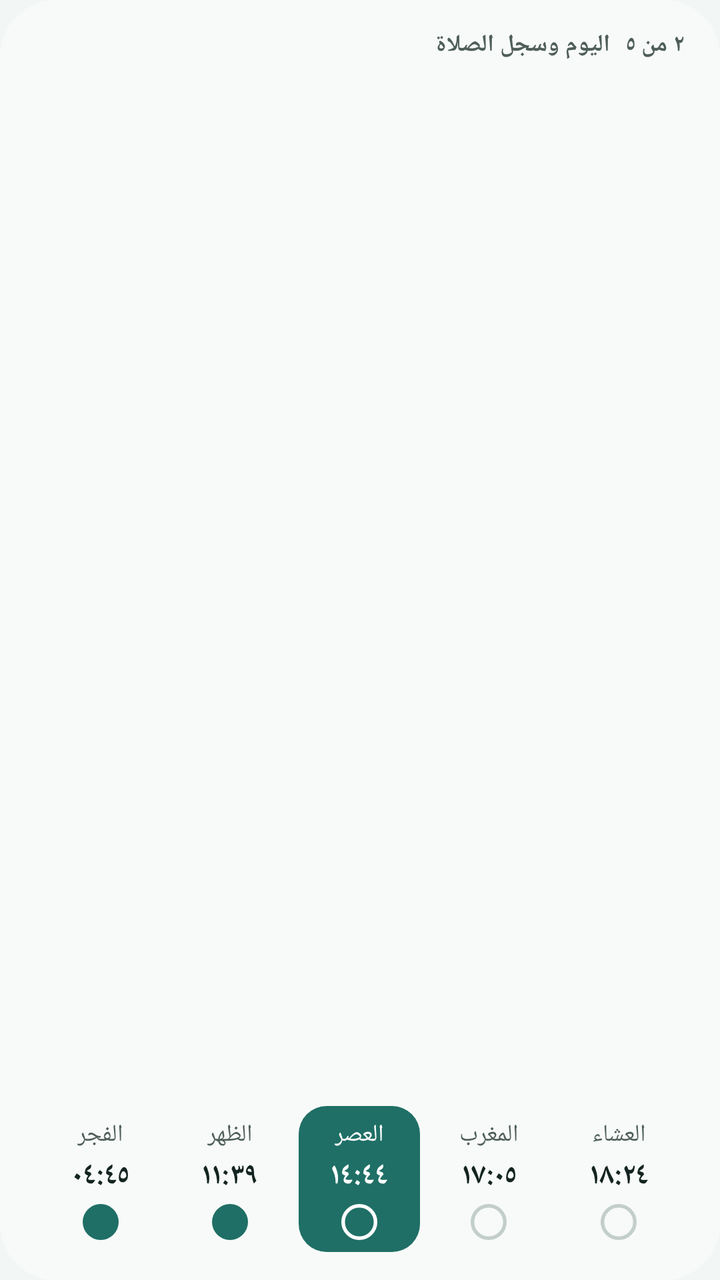
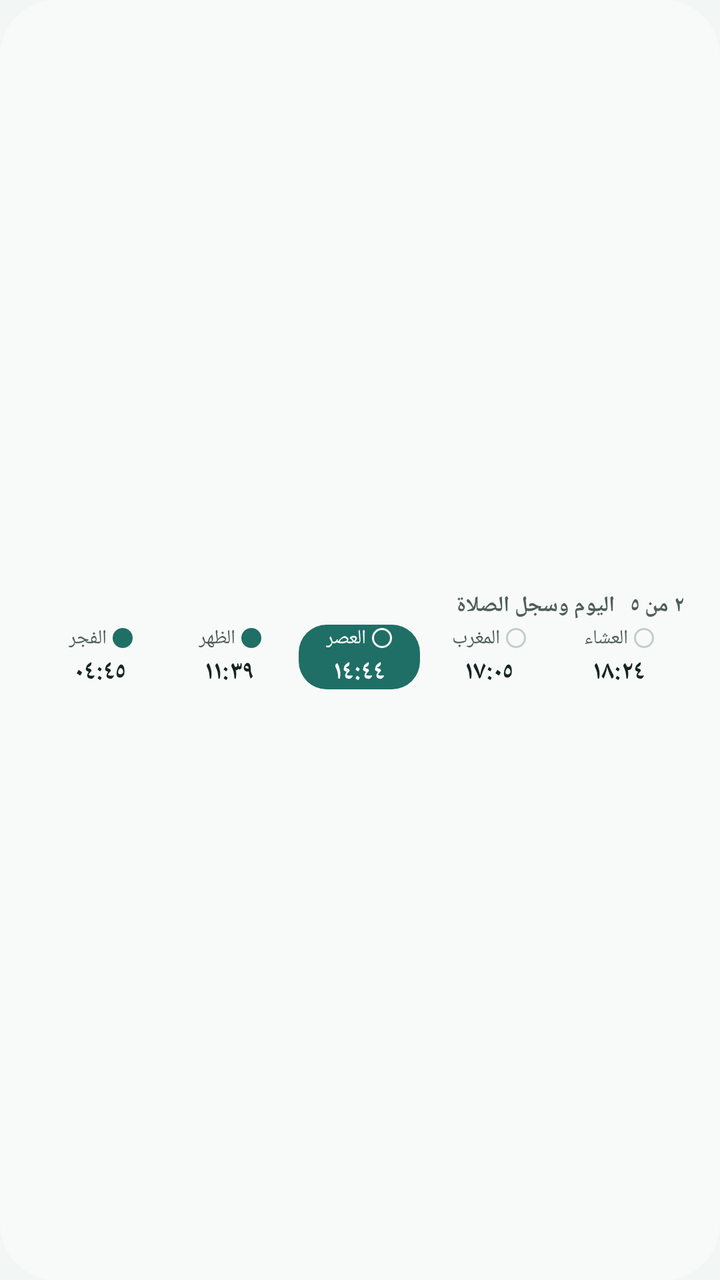

Before-and-after screenshots of an Android layout around one commit, followed by the original layout XML and the change that was made.
<!-- AndroidManifest.xml: application theme Theme.Mawaqeet -->
<!-- res/layout/widget_preview_today_log.xml -->
<?xml version="1.0" encoding="utf-8"?>
<LinearLayout xmlns:android="http://schemas.android.com/apk/res/android"
    android:layout_width="match_parent"
    android:layout_height="match_parent"
    android:background="@drawable/widget_background"
    android:backgroundTint="@color/widget_background"
    android:gravity="top"
    android:orientation="vertical"
    android:paddingHorizontal="18dp"
    android:paddingVertical="14dp">

    <LinearLayout
        android:layout_width="match_parent"
        android:layout_height="wrap_content"
        android:orientation="horizontal">

        <TextView
            android:layout_width="0dp"
            android:layout_height="wrap_content"
            android:layout_weight="1"
            android:ellipsize="end"
            android:maxLines="1"
            android:text="@string/widget_today_log"
            android:textColor="@color/widget_text_muted"
            android:textSize="12sp"
            android:textStyle="bold" />

        <TextView
            android:layout_width="wrap_content"
            android:layout_height="wrap_content"
            android:maxLines="1"
            android:text="@string/widget_preview_today_count"
            android:textColor="@color/widget_text_muted"
            android:textSize="12sp"
            android:textStyle="bold"
                android:layout_marginStart="8dp" />
    </LinearLayout>

    <LinearLayout
        android:layout_width="match_parent"
        android:layout_height="0dp"
        android:layout_weight="1"
        android:gravity="bottom"
        android:orientation="horizontal">

        <LinearLayout
            android:layout_width="0dp"
            android:layout_height="wrap_content"
            android:layout_marginHorizontal="2dp"
            android:layout_weight="1"
            android:gravity="center"
            android:orientation="vertical"
            android:paddingVertical="6dp">

            <TextView
                android:layout_width="wrap_content"
                android:layout_height="wrap_content"
                android:maxLines="1"
                android:text="@string/prayer_fajr"
                android:textColor="@color/widget_text_muted"
                android:textSize="12sp" />

            <TextView
                android:layout_width="wrap_content"
                android:layout_height="wrap_content"
                android:maxLines="1"
                android:text="@string/widget_preview_fajr_time"
                android:textColor="@color/widget_text"
                android:textSize="15sp"
                android:textStyle="bold"
                android:layout_marginTop="2dp" />

            <ImageView
                android:layout_width="18dp"
                android:layout_height="18dp"
                android:importantForAccessibility="no"
                android:src="@drawable/widget_dot_prayed"
                android:tint="@color/widget_accent"
                android:tintMode="src_in"
                android:layout_marginTop="4dp" />
        </LinearLayout>

        <LinearLayout
            android:layout_width="0dp"
            android:layout_height="wrap_content"
            android:layout_marginHorizontal="2dp"
            android:layout_weight="1"
            android:gravity="center"
            android:orientation="vertical"
            android:paddingVertical="6dp">

            <TextView
                android:layout_width="wrap_content"
                android:layout_height="wrap_content"
                android:maxLines="1"
                android:text="@string/prayer_dhuhr"
                android:textColor="@color/widget_text_muted"
                android:textSize="12sp" />

            <TextView
                android:layout_width="wrap_content"
                android:layout_height="wrap_content"
                android:maxLines="1"
                android:text="@string/widget_preview_dhuhr_time"
                android:textColor="@color/widget_text"
                android:textSize="15sp"
                android:textStyle="bold"
                android:layout_marginTop="2dp" />

            <ImageView
                android:layout_width="18dp"
                android:layout_height="18dp"
                android:importantForAccessibility="no"
                android:src="@drawable/widget_dot_prayed"
                android:tint="@color/widget_accent"
                android:tintMode="src_in"
                android:layout_marginTop="4dp" />
        </LinearLayout>

        <LinearLayout
            android:layout_width="0dp"
            android:layout_height="wrap_content"
            android:layout_marginHorizontal="2dp"
            android:layout_weight="1"
            android:background="@drawable/widget_cell_next"
            android:backgroundTint="@color/widget_accent"
            android:gravity="center"
            android:orientation="vertical"
            android:paddingVertical="6dp">

            <TextView
                android:layout_width="wrap_content"
                android:layout_height="wrap_content"
                android:maxLines="1"
                android:text="@string/prayer_asr"
                android:textColor="@color/widget_on_accent"
                android:textSize="12sp" />

            <TextView
                android:layout_width="wrap_content"
                android:layout_height="wrap_content"
                android:maxLines="1"
                android:text="@string/widget_preview_asr_time"
                android:textColor="@color/widget_on_accent"
                android:textSize="15sp"
                android:textStyle="bold"
                android:layout_marginTop="2dp" />

            <ImageView
                android:layout_width="18dp"
                android:layout_height="18dp"
                android:importantForAccessibility="no"
                android:src="@drawable/widget_ring"
                android:tint="@color/widget_on_accent"
                android:tintMode="src_in"
                android:layout_marginTop="4dp" />
        </LinearLayout>

        <LinearLayout
            android:layout_width="0dp"
            android:layout_height="wrap_content"
            android:layout_marginHorizontal="2dp"
            android:layout_weight="1"
            android:gravity="center"
            android:orientation="vertical"
            android:paddingVertical="6dp">

            <TextView
                android:layout_width="wrap_content"
                android:layout_height="wrap_content"
                android:maxLines="1"
                android:text="@string/prayer_maghrib"
                android:textColor="@color/widget_text_muted"
                android:textSize="12sp" />

            <TextView
                android:layout_width="wrap_content"
                android:layout_height="wrap_content"
                android:maxLines="1"
                android:text="@string/widget_preview_maghrib_time"
                android:textColor="@color/widget_text"
                android:textSize="15sp"
                android:textStyle="bold"
                android:layout_marginTop="2dp" />

            <ImageView
                android:layout_width="18dp"
                android:layout_height="18dp"
                android:importantForAccessibility="no"
                android:src="@drawable/widget_ring"
                android:tint="@color/widget_dot_upcoming"
                android:tintMode="src_in"
                android:layout_marginTop="4dp" />
        </LinearLayout>

        <LinearLayout
            android:layout_width="0dp"
            android:layout_height="wrap_content"
            android:layout_marginHorizontal="2dp"
            android:layout_weight="1"
            android:gravity="center"
            android:orientation="vertical"
            android:paddingVertical="6dp">

            <TextView
                android:layout_width="wrap_content"
                android:layout_height="wrap_content"
                android:maxLines="1"
                android:text="@string/prayer_isha"
                android:textColor="@color/widget_text_muted"
                android:textSize="12sp" />

            <TextView
                android:layout_width="wrap_content"
                android:layout_height="wrap_content"
                android:maxLines="1"
                android:text="@string/widget_preview_isha_time"
                android:textColor="@color/widget_text"
                android:textSize="15sp"
                android:textStyle="bold"
                android:layout_marginTop="2dp" />

            <ImageView
                android:layout_width="18dp"
                android:layout_height="18dp"
                android:importantForAccessibility="no"
                android:src="@drawable/widget_ring"
                android:tint="@color/widget_dot_upcoming"
                android:tintMode="src_in"
                android:layout_marginTop="4dp" />
        </LinearLayout>
    </LinearLayout>
</LinearLayout>
<!-- resources referenced by this layout -->
<resources>
  <color name="widget_accent">#1F6F66</color>
  <color name="widget_background">#F7FAF8</color>
  <color name="widget_dot_upcoming">#C3CECB</color>
  <color name="widget_on_accent">#FFFFFF</color>
  <color name="widget_text">#142421</color>
  <color name="widget_text_muted">#4F5E5A</color>
  <!-- drawable widget_background (drawable) -->
  <?xml version="1.0" encoding="utf-8"?>
  <shape xmlns:android="http://schemas.android.com/apk/res/android" android:shape="rectangle">
      <solid android:color="@android:color/white" />
      <corners android:radius="@dimen/widget_radius" />
  </shape>
  <!-- drawable widget_cell_next (drawable) -->
  <?xml version="1.0" encoding="utf-8"?>
  <shape xmlns:android="http://schemas.android.com/apk/res/android" android:shape="rectangle">
      <solid android:color="@android:color/white" />
      <corners android:radius="14dp" />
  </shape>
  <!-- drawable widget_dot_prayed (drawable) -->
  <?xml version="1.0" encoding="utf-8"?>
  <shape xmlns:android="http://schemas.android.com/apk/res/android" android:shape="oval">
      <size android:width="20dp" android:height="20dp" />
      <solid android:color="@android:color/white" />
  </shape>
  <!-- drawable widget_ring (drawable) -->
  <?xml version="1.0" encoding="utf-8"?>
  <shape xmlns:android="http://schemas.android.com/apk/res/android" android:shape="oval">
      
      <solid android:color="@android:color/transparent" />
      <size android:width="20dp" android:height="20dp" />
      <stroke android:width="2dp" android:color="@android:color/white" />
  </shape>
  <string name="prayer_asr">العصر</string>
  <string name="prayer_dhuhr">الظهر</string>
  <string name="prayer_fajr">الفجر</string>
  <string name="prayer_isha">العشاء</string>
  <string name="prayer_maghrib">المغرب</string>
  <string name="widget_preview_asr_time">١٤:٤٤</string>
  <string name="widget_preview_dhuhr_time">١١:٣٩</string>
  <string name="widget_preview_fajr_time">٠٤:٤٥</string>
  <string name="widget_preview_isha_time">١٨:٢٤</string>
  <string name="widget_preview_maghrib_time">١٧:٠٥</string>
  <string name="widget_preview_today_count">٢ من ٥</string>
  <string name="widget_today_log">اليوم وسجل الصلاة</string>
  <style name="Theme.Mawaqeet" parent="Theme.AppCompat.DayNight.NoActionBar">
          
          <item name="android:windowBackground">@color/window_background</item>
      </style>
  <dimen name="widget_radius">24dp</dimen>
  <color name="window_background">#F2F6F4</color>
</resources>

<!-- the commit's change to res/layout/widget_preview_today_log.xml (unified diff, before → after) -->
@@ -4,10 +4,10 @@
     android:layout_height="match_parent"
     android:background="@drawable/widget_background"
     android:backgroundTint="@color/widget_background"
-    android:gravity="top"
+    android:gravity="center_vertical"
     android:orientation="vertical"
     android:paddingHorizontal="18dp"
-    android:paddingVertical="14dp">
+    android:paddingVertical="4dp">
 
     <LinearLayout
         android:layout_width="match_parent"
@@ -22,7 +22,7 @@
             android:maxLines="1"
             android:text="@string/widget_today_log"
             android:textColor="@color/widget_text_muted"
-            android:textSize="12sp"
+            android:textSize="11sp"
             android:textStyle="bold" />
 
         <TextView
@@ -31,16 +31,16 @@
             android:maxLines="1"
             android:text="@string/widget_preview_today_count"
             android:textColor="@color/widget_text_muted"
-            android:textSize="12sp"
+            android:textSize="11sp"
             android:textStyle="bold"
                 android:layout_marginStart="8dp" />
     </LinearLayout>
 
     <LinearLayout
         android:layout_width="match_parent"
-        android:layout_height="0dp"
-        android:layout_weight="1"
-        android:gravity="bottom"
+        android:layout_height="wrap_content"
+        android:layout_marginTop="2dp"
+        android:gravity="center_vertical"
         android:orientation="horizontal">
 
         <LinearLayout
@@ -50,15 +50,31 @@
             android:layout_weight="1"
             android:gravity="center"
             android:orientation="vertical"
-            android:paddingVertical="6dp">
-
-            <TextView
-                android:layout_width="wrap_content"
-                android:layout_height="wrap_content"
-                android:maxLines="1"
-                android:text="@string/prayer_fajr"
-                android:textColor="@color/widget_text_muted"
-                android:textSize="12sp" />
+            android:paddingVertical="0dp">
+
+            <LinearLayout
+                android:layout_width="wrap_content"
+                android:layout_height="wrap_content"
+                android:gravity="center_vertical"
+                android:orientation="horizontal">
+
+                <TextView
+                    android:layout_width="wrap_content"
+                    android:layout_height="wrap_content"
+                    android:maxLines="1"
+                    android:text="@string/prayer_fajr"
+                    android:textColor="@color/widget_text_muted"
+                    android:textSize="10sp" />
+
+                <ImageView
+                    android:layout_width="10dp"
+                    android:layout_height="10dp"
+                    android:importantForAccessibility="no"
+                    android:src="@drawable/widget_dot_prayed"
+                    android:tint="@color/widget_accent"
+                    android:tintMode="src_in"
+                    android:layout_marginStart="3dp" />
+            </LinearLayout>
 
             <TextView
                 android:layout_width="wrap_content"
@@ -66,36 +82,43 @@
                 android:maxLines="1"
                 android:text="@string/widget_preview_fajr_time"
                 android:textColor="@color/widget_text"
-                android:textSize="15sp"
-                android:textStyle="bold"
-                android:layout_marginTop="2dp" />
-
-            <ImageView
-                android:layout_width="18dp"
-                android:layout_height="18dp"
-                android:importantForAccessibility="no"
-                android:src="@drawable/widget_dot_prayed"
-                android:tint="@color/widget_accent"
-                android:tintMode="src_in"
-                android:layout_marginTop="4dp" />
-        </LinearLayout>
-
-        <LinearLayout
-            android:layout_width="0dp"
-            android:layout_height="wrap_content"
-            android:layout_marginHorizontal="2dp"
-            android:layout_weight="1"
-            android:gravity="center"
-            android:orientation="vertical"
-            android:paddingVertical="6dp">
-
-            <TextView
-                android:layout_width="wrap_content"
-                android:layout_height="wrap_content"
-                android:maxLines="1"
-                android:text="@string/prayer_dhuhr"
-                android:textColor="@color/widget_text_muted"
-                android:textSize="12sp" />
+                android:textSize="13sp"
+                android:textStyle="bold"
+                android:layout_marginTop="1dp" />
+        </LinearLayout>
+
+        <LinearLayout
+            android:layout_width="0dp"
+            android:layout_height="wrap_content"
+            android:layout_marginHorizontal="2dp"
+            android:layout_weight="1"
+            android:gravity="center"
+            android:orientation="vertical"
+            android:paddingVertical="0dp">
+
+            <LinearLayout
+                android:layout_width="wrap_content"
+                android:layout_height="wrap_content"
+                android:gravity="center_vertical"
+                android:orientation="horizontal">
+
+                <TextView
+                    android:layout_width="wrap_content"
+                    android:layout_height="wrap_content"
+                    android:maxLines="1"
+                    android:text="@string/prayer_dhuhr"
+                    android:textColor="@color/widget_text_muted"
+                    android:textSize="10sp" />
+
+                <ImageView
+                    android:layout_width="10dp"
+                    android:layout_height="10dp"
+                    android:importantForAccessibility="no"
+                    android:src="@drawable/widget_dot_prayed"
+                    android:tint="@color/widget_accent"
+                    android:tintMode="src_in"
+                    android:layout_marginStart="3dp" />
+            </LinearLayout>
 
             <TextView
                 android:layout_width="wrap_content"
@@ -103,18 +126,9 @@
                 android:maxLines="1"
                 android:text="@string/widget_preview_dhuhr_time"
                 android:textColor="@color/widget_text"
-                android:textSize="15sp"
-                android:textStyle="bold"
-                android:layout_marginTop="2dp" />
-
-            <ImageView
-                android:layout_width="18dp"
-                android:layout_height="18dp"
-                android:importantForAccessibility="no"
-                android:src="@drawable/widget_dot_prayed"
-                android:tint="@color/widget_accent"
-                android:tintMode="src_in"
-                android:layout_marginTop="4dp" />
+                android:textSize="13sp"
+                android:textStyle="bold"
+                android:layout_marginTop="1dp" />
         </LinearLayout>
 
         <LinearLayout
@@ -126,15 +140,31 @@
             android:backgroundTint="@color/widget_accent"
             android:gravity="center"
             android:orientation="vertical"
-            android:paddingVertical="6dp">
-
-            <TextView
-                android:layout_width="wrap_content"
-                android:layout_height="wrap_content"
-                android:maxLines="1"
-                android:text="@string/prayer_asr"
-                android:textColor="@color/widget_on_accent"
-                android:textSize="12sp" />
+            android:paddingVertical="0dp">
+
+            <LinearLayout
+                android:layout_width="wrap_content"
+                android:layout_height="wrap_content"
+                android:gravity="center_vertical"
+                android:orientation="horizontal">
+
+                <TextView
+                    android:layout_width="wrap_content"
+                    android:layout_height="wrap_content"
+                    android:maxLines="1"
+                    android:text="@string/prayer_asr"
+                    android:textColor="@color/widget_on_accent"
+                    android:textSize="10sp" />
+
+                <ImageView
+                    android:layout_width="10dp"
+                    android:layout_height="10dp"
+                    android:importantForAccessibility="no"
+                    android:src="@drawable/widget_ring"
+                    android:tint="@color/widget_on_accent"
+                    android:tintMode="src_in"
+                    android:layout_marginStart="3dp" />
+            </LinearLayout>
 
             <TextView
                 android:layout_width="wrap_content"
@@ -142,36 +172,43 @@
                 android:maxLines="1"
                 android:text="@string/widget_preview_asr_time"
                 android:textColor="@color/widget_on_accent"
-                android:textSize="15sp"
-                android:textStyle="bold"
-                android:layout_marginTop="2dp" />
-
-            <ImageView
-                android:layout_width="18dp"
-                android:layout_height="18dp"
-                android:importantForAccessibility="no"
-                android:src="@drawable/widget_ring"
-                android:tint="@color/widget_on_accent"
-                android:tintMode="src_in"
-                android:layout_marginTop="4dp" />
-        </LinearLayout>
-
-        <LinearLayout
-            android:layout_width="0dp"
-            android:layout_height="wrap_content"
-            android:layout_marginHorizontal="2dp"
-            android:layout_weight="1"
-            android:gravity="center"
-            android:orientation="vertical"
-            android:paddingVertical="6dp">
-
-            <TextView
-                android:layout_width="wrap_content"
-                android:layout_height="wrap_content"
-                android:maxLines="1"
-                android:text="@string/prayer_maghrib"
-                android:textColor="@color/widget_text_muted"
-                android:textSize="12sp" />
+                android:textSize="13sp"
+                android:textStyle="bold"
+                android:layout_marginTop="1dp" />
+        </LinearLayout>
+
+        <LinearLayout
+            android:layout_width="0dp"
+            android:layout_height="wrap_content"
+            android:layout_marginHorizontal="2dp"
+            android:layout_weight="1"
+            android:gravity="center"
+            android:orientation="vertical"
+            android:paddingVertical="0dp">
+
+            <LinearLayout
+                android:layout_width="wrap_content"
+                android:layout_height="wrap_content"
+                android:gravity="center_vertical"
+                android:orientation="horizontal">
+
+                <TextView
+                    android:layout_width="wrap_content"
+                    android:layout_height="wrap_content"
+                    android:maxLines="1"
+                    android:text="@string/prayer_maghrib"
+                    android:textColor="@color/widget_text_muted"
+                    android:textSize="10sp" />
+
+                <ImageView
+                    android:layout_width="10dp"
+                    android:layout_height="10dp"
+                    android:importantForAccessibility="no"
+                    android:src="@drawable/widget_ring"
+                    android:tint="@color/widget_dot_upcoming"
+                    android:tintMode="src_in"
+                    android:layout_marginStart="3dp" />
+            </LinearLayout>
 
             <TextView
                 android:layout_width="wrap_content"
@@ -179,36 +216,43 @@
                 android:maxLines="1"
                 android:text="@string/widget_preview_maghrib_time"
                 android:textColor="@color/widget_text"
-                android:textSize="15sp"
-                android:textStyle="bold"
-                android:layout_marginTop="2dp" />
-
-            <ImageView
-                android:layout_width="18dp"
-                android:layout_height="18dp"
-                android:importantForAccessibility="no"
-                android:src="@drawable/widget_ring"
-                android:tint="@color/widget_dot_upcoming"
-                android:tintMode="src_in"
-                android:layout_marginTop="4dp" />
-        </LinearLayout>
-
-        <LinearLayout
-            android:layout_width="0dp"
-            android:layout_height="wrap_content"
-            android:layout_marginHorizontal="2dp"
-            android:layout_weight="1"
-            android:gravity="center"
-            android:orientation="vertical"
-            android:paddingVertical="6dp">
-
-            <TextView
-                android:layout_width="wrap_content"
-                android:layout_height="wrap_content"
-                android:maxLines="1"
-                android:text="@string/prayer_isha"
-                android:textColor="@color/widget_text_muted"
-                android:textSize="12sp" />
+                android:textSize="13sp"
+                android:textStyle="bold"
+                android:layout_marginTop="1dp" />
+        </LinearLayout>
+
+        <LinearLayout
+            android:layout_width="0dp"
+            android:layout_height="wrap_content"
+            android:layout_marginHorizontal="2dp"
+            android:layout_weight="1"
+            android:gravity="center"
+            android:orientation="vertical"
+            android:paddingVertical="0dp">
+
+            <LinearLayout
+                android:layout_width="wrap_content"
+                android:layout_height="wrap_content"
+                android:gravity="center_vertical"
+                android:orientation="horizontal">
+
+                <TextView
+                    android:layout_width="wrap_content"
+                    android:layout_height="wrap_content"
+                    android:maxLines="1"
+                    android:text="@string/prayer_isha"
+                    android:textColor="@color/widget_text_muted"
+                    android:textSize="10sp" />
+
+                <ImageView
+                    android:layout_width="10dp"
+                    android:layout_height="10dp"
+                    android:importantForAccessibility="no"
+                    android:src="@drawable/widget_ring"
+                    android:tint="@color/widget_dot_upcoming"
+                    android:tintMode="src_in"
+                    android:layout_marginStart="3dp" />
+            </LinearLayout>
 
             <TextView
                 android:layout_width="wrap_content"
@@ -216,18 +260,9 @@
                 android:maxLines="1"
                 android:text="@string/widget_preview_isha_time"
                 android:textColor="@color/widget_text"
-                android:textSize="15sp"
-                android:textStyle="bold"
-                android:layout_marginTop="2dp" />
-
-            <ImageView
-                android:layout_width="18dp"
-                android:layout_height="18dp"
-                android:importantForAccessibility="no"
-                android:src="@drawable/widget_ring"
-                android:tint="@color/widget_dot_upcoming"
-                android:tintMode="src_in"
-                android:layout_marginTop="4dp" />
+                android:textSize="13sp"
+                android:textStyle="bold"
+                android:layout_marginTop="1dp" />
         </LinearLayout>
     </LinearLayout>
 </LinearLayout>
